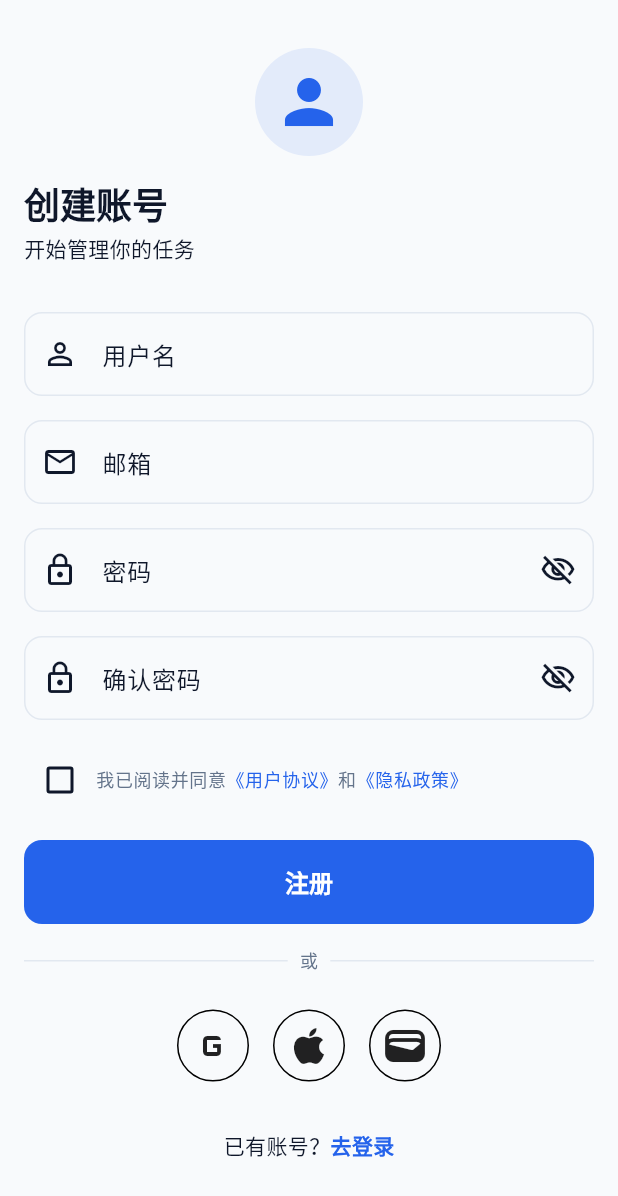
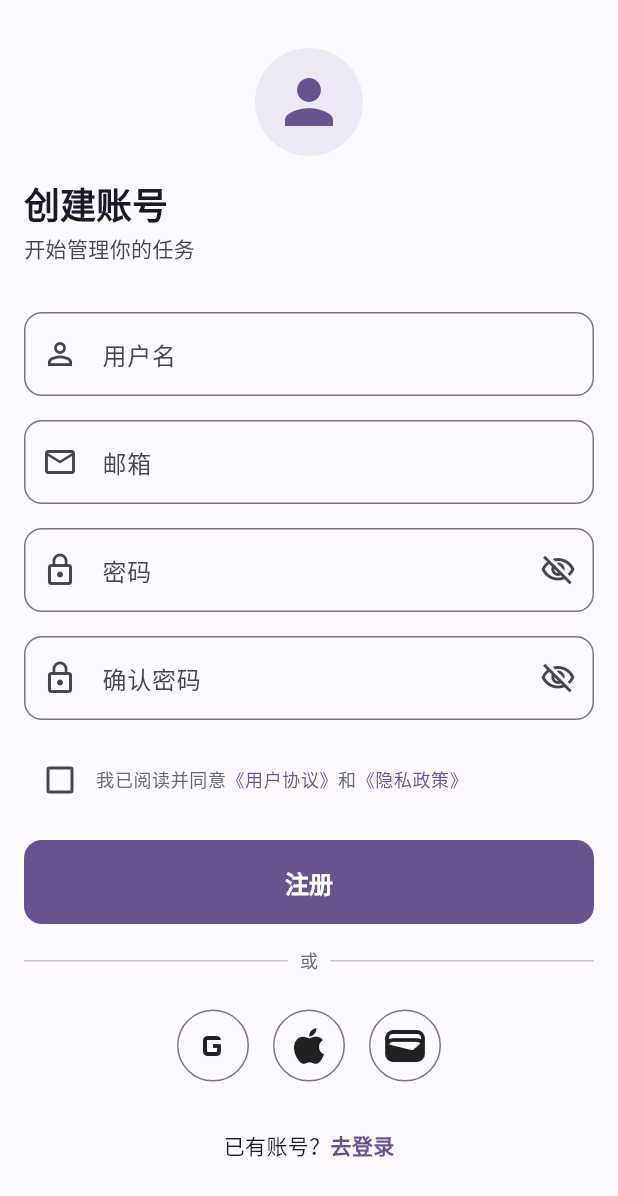
Before and after one commit to AyachiNeneSanobauxichi/Taskly, a Flutter app: the screen it shows after launch, on a phone screen of 412 x 824 dp. Shown: the top 1196 px of the screen. Run offline on Flutter 3.47's test engine with Material 3 defaults, Android fonts, the phone set to English and light mode, and no system bars; our stand-ins replace form_builder_validators.

Commit message:
theme update

```diff
--- a/lib/theme/app_colors.dart
+++ b/lib/theme/app_colors.dart
@@ -1,29 +1,34 @@
 import "package:flutter/material.dart";
 
 /// 全局色板：只放"原始颜色值"，不含任何 Widget 逻辑。
-/// Widget 里不要直接用这里的常量，而是通过 Theme.of(context).colorScheme 取，
-/// 这里只是给 app_theme.dart 组装 ColorScheme 用的"原料"。
+/// Widget 里不要直接用这里的常量，而是通过 Theme.of(context).colorScheme 取；
+/// 这里只是给 app_theme.dart 组装 ColorScheme 的"原料"。
+///
+/// 主色调：紫罗兰（Violet）+ 品红点缀（Pink），面向客户的现代品牌观感。
+/// 完整 M3 色板由 app_theme.dart 用 ColorScheme.fromSeed 从 [seed] 生成，
+/// 保证浅色/深色两套都协调且对比度达标。
 abstract final class WsyAppColors {
-  // —— 品牌主色 ——
-  static const Color primary = Color(0xFF2563EB); // 主色（按钮、强调）
-  static const Color primaryDark = Color(0xFF1D4ED8); // 主色的深色态
-  static const Color secondary = Color(0xFF7C3AED); // 次要强调色
-
-  // —— 中性色（文字/背景/边框）——
-  static const Color background = Color(0xFFF8FAFC); // 页面底色
-  static const Color surface = Color(0xFFFFFFFF); // 卡片/输入框底色
-  static const Color textPrimary = Color(0xFF0F172A); // 主要文字
-  static const Color textSecondary = Color(0xFF64748B); // 次要文字/提示
-  static const Color border = Color(0xFFE2E8F0); // 分割线/边框
+  // —— 品牌色（用作 seed 与点缀）——
+  static const Color seed = Color(0xFF7C3AED); // 紫罗兰主色（生成整套色板的种子）
+  static const Color primary = seed;
+  static const Color accent = Color(0xFFEC4899); // 品红点缀（映射到 tertiary）
 
   // —— 语义状态色 ——
-  static const Color success = Color(0xFF16A34A);
+  static const Color success = Color(0xFF10B981);
   static const Color warning = Color(0xFFF59E0B);
-  static const Color error = Color(0xFFDC2626);
+  static const Color error = Color(0xFFEF4444);
 
-  // —— 深色模式专用中性色 ——
-  static const Color darkBackground = Color(0xFF0F172A);
-  static const Color darkSurface = Color(0xFF1E293B);
-  static const Color darkTextPrimary = Color(0xFFF1F5F9);
-  static const Color darkTextSecondary = Color(0xFF94A3B8);
+  // —— 浅色模式中性色 ——
+  static const Color background = Color(0xFFFCFAFF); // 页面底色（带一丝紫调）
+  static const Color surface = Color(0xFFFFFFFF); // 卡片/输入框底色
+  static const Color textPrimary = Color(0xFF1C1A24); // 主要文字（近黑带紫）
+  static const Color textSecondary = Color(0xFF6B6777); // 次要文字/提示
+  static const Color border = Color(0xFFE7E3F0); // 分割线/边框
+
+  // —— 深色模式中性色 ——
+  static const Color darkBackground = Color(0xFF14121A); // 页面底色（近黑带紫）
+  static const Color darkSurface = Color(0xFF1F1B2E); // 卡片/输入框底色（略微抬升）
+  static const Color darkTextPrimary = Color(0xFFF3F0FA); // 主要文字
+  static const Color darkTextSecondary = Color(0xFFA9A2BC); // 次要文字/提示
+  static const Color darkBorder = Color(0xFF2E2A3D); // 分割线/边框
 }
--- a/lib/theme/app_theme.dart
+++ b/lib/theme/app_theme.dart
@@ -1,8 +1,63 @@
 import "package:flutter/material.dart";
 import "index.dart";
 
+/// 应用主题：从品牌 seed 生成完整 M3 色板（浅色/深色各一套），
+/// 再把关键角色锁定为品牌值（点缀色、卡片底、文字色），
+/// 其余角色（container/outline/surfaceVariant 等）交给 fromSeed 自动协调，
+/// 保证两套模式都好看且对比度达标。
 abstract final class WsyAppTheme {
-  static InputDecorationTheme get _inputDecorationTheme {
+  static ThemeData get light => _build(
+    _scheme(Brightness.light),
+    WsyAppTextStyles.lightTextTheme,
+    WsyAppColors.background,
+  );
+
+  static ThemeData get dark => _build(
+    _scheme(Brightness.dark),
+    WsyAppTextStyles.darkTextTheme,
+    WsyAppColors.darkBackground,
+  );
+
+  /// 从 seed 生成整套色板，仅锁定品牌关键角色。
+  static ColorScheme _scheme(Brightness brightness) {
+    final base = ColorScheme.fromSeed(
+      seedColor: WsyAppColors.seed,
+      brightness: brightness,
+    );
+    final isLight = brightness == Brightness.light;
+    return base.copyWith(
+      // 品红点缀 → tertiary（与紫罗兰主色形成对比强调）
+      tertiary: WsyAppColors.accent,
+      onTertiary: Colors.white,
+      // 干净画布：纯白/抬升卡片底 + 高对比文字
+      surface: isLight ? WsyAppColors.surface : WsyAppColors.darkSurface,
+      onSurface: isLight
+          ? WsyAppColors.textPrimary
+          : WsyAppColors.darkTextPrimary,
+    );
+  }
+
+  static ThemeData _build(
+    ColorScheme scheme,
+    TextTheme textTheme,
+    Color scaffoldBackground,
+  ) {
+    return ThemeData(
+      useMaterial3: true,
+      colorScheme: scheme,
+      scaffoldBackgroundColor: scaffoldBackground,
+      textTheme: textTheme,
+      inputDecorationTheme: _inputDecorationTheme(scheme, textTheme),
+      filledButtonTheme: _filledButtonTheme(textTheme),
+      dividerTheme: DividerThemeData(color: scheme.outlineVariant, thickness: 1),
+      visualDensity: VisualDensity.adaptivePlatformDensity,
+    );
+  }
+
+  static InputDecorationTheme _inputDecorationTheme(
+    ColorScheme scheme,
+    TextTheme textTheme,
+  ) {
     OutlineInputBorder border(
       Color color, [
       double width = WsyAppSpacing.xxxs,
@@ -14,77 +69,23 @@ abstract final class WsyAppTheme {
     }
 
     return InputDecorationTheme(
-      enabledBorder: border(WsyAppColors.border),
-      focusedBorder: border(WsyAppColors.primary, WsyAppSpacing.xxs),
-      errorBorder: border(WsyAppColors.error),
-      focusedErrorBorder: border(WsyAppColors.error, WsyAppSpacing.xxs),
-      errorStyle: WsyAppTextStyles.lightTextTheme.bodySmall?.copyWith(
-        color: WsyAppColors.error,
-      ),
+      enabledBorder: border(scheme.outline),
+      focusedBorder: border(scheme.primary, WsyAppSpacing.xxs),
+      errorBorder: border(scheme.error),
+      focusedErrorBorder: border(scheme.error, WsyAppSpacing.xxs),
+      errorStyle: textTheme.bodySmall?.copyWith(color: scheme.error),
     );
   }
 
-  static FilledButtonThemeData get _filledButtonTheme {
+  static FilledButtonThemeData _filledButtonTheme(TextTheme textTheme) {
     return FilledButtonThemeData(
       style: FilledButton.styleFrom(
         minimumSize: const Size.fromHeight(WsyAppSpacing.xxxl), // 高度统一，宽度不强制
-        textStyle: WsyAppTextStyles.lightTextTheme.titleLarge?.copyWith(
-          fontWeight: FontWeight.bold,
-        ),
+        textStyle: textTheme.labelLarge, // 用全局按钮字体令牌，不写死字号/字重
         shape: RoundedRectangleBorder(
           borderRadius: BorderRadius.circular(WsyAppRadius.button),
         ),
       ),
     );
   }
-
-  static ThemeData get light {
-    const wsyColorScheme = ColorScheme.light(
-      primary: WsyAppColors.primary,
-      secondary: WsyAppColors.secondary,
-      surface: WsyAppColors.surface,
-      error: WsyAppColors.error,
-      onPrimary: Colors.white, // 主色上面的文字/图标颜色（白字配蓝底）
-      onSurface: WsyAppColors.textPrimary,
-    );
-
-    return ThemeData(
-      useMaterial3: true,
-      colorScheme: wsyColorScheme,
-      scaffoldBackgroundColor: WsyAppColors.background,
-      textTheme: WsyAppTextStyles.lightTextTheme,
-      inputDecorationTheme: _inputDecorationTheme,
-      filledButtonTheme: _filledButtonTheme,
-      dividerTheme: const DividerThemeData(
-        color: WsyAppColors.border,
-        thickness: 1,
-      ),
-      visualDensity: VisualDensity.adaptivePlatformDensity,
-    );
-  }
-
-  static ThemeData get dark {
-    const wsyColorScheme = ColorScheme.dark(
-      primary: WsyAppColors.primary,
-      secondary: WsyAppColors.secondary,
-      surface: WsyAppColors.darkSurface,
-      error: WsyAppColors.error,
-      onPrimary: Colors.white,
-      onSurface: WsyAppColors.darkTextPrimary,
-    );
-
-    return ThemeData(
-      useMaterial3: true,
-      colorScheme: wsyColorScheme,
-      scaffoldBackgroundColor: WsyAppColors.darkBackground,
-      textTheme: WsyAppTextStyles.darkTextTheme,
-      inputDecorationTheme: _inputDecorationTheme,
-      filledButtonTheme: _filledButtonTheme,
-      dividerTheme: const DividerThemeData(
-        color: WsyAppColors.darkSurface,
-        thickness: 1,
-      ),
-      visualDensity: VisualDensity.adaptivePlatformDensity,
-    );
-  }
 }
```
Also changed, not shown: 8 other files.
